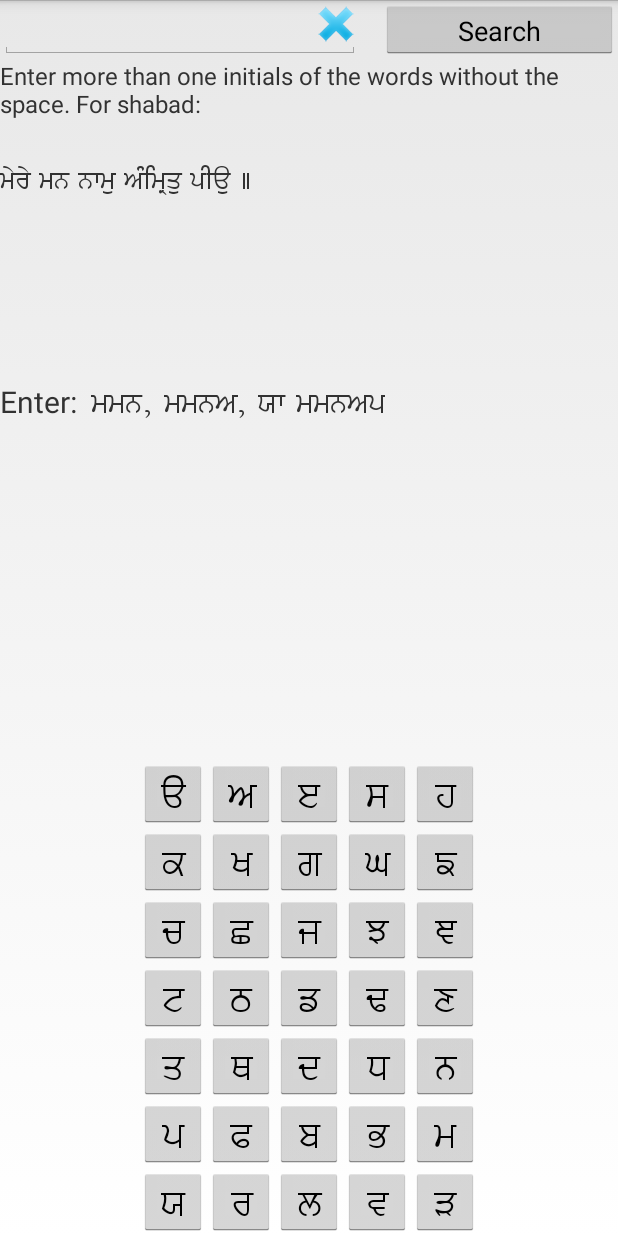
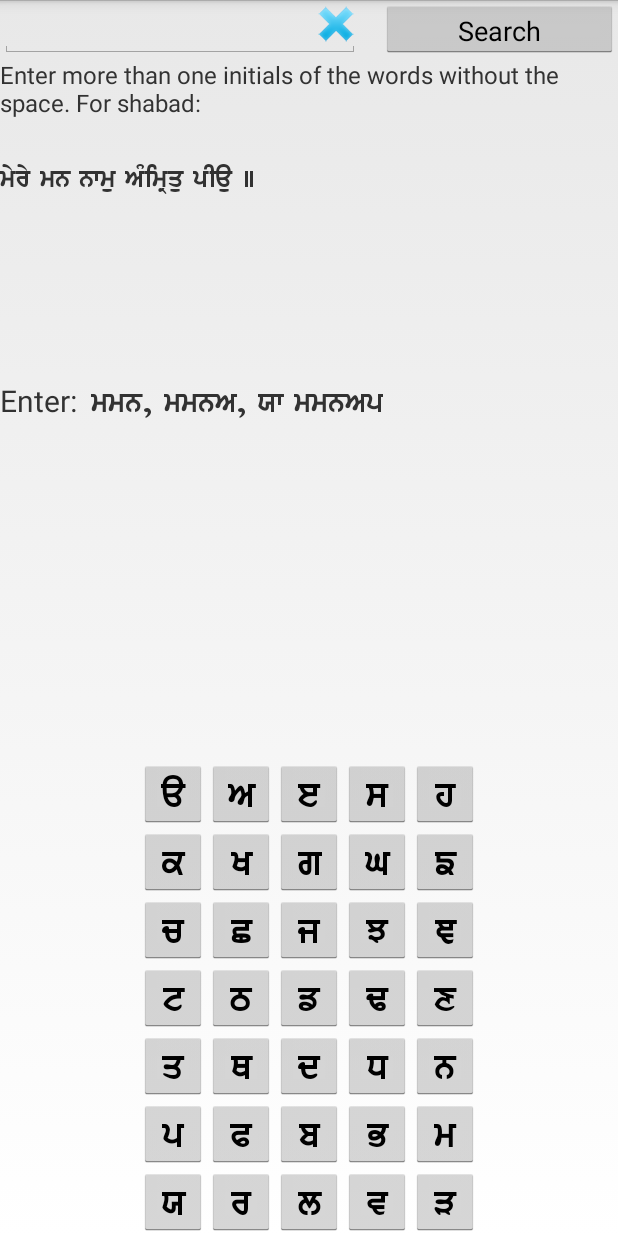
Before and after one commit to ivesingh93/Gurbani-Ujagar, an Android app: the ShabadActivity screen opened directly, with no data from a screen before it, on a phone screen of 412 x 824 dp. Run offline under Robolectric (Android 15) with nearby library versions, the phone set to English and light mode, and no system bars; libraries missing offline, so code that uses them is left out: com.icshqtcqgrphsd.

Commit message:
Few changes

```diff
--- a/gurbaniUjagar/src/main/java/gurbani/ujagar/Shabad.java
+++ b/gurbaniUjagar/src/main/java/gurbani/ujagar/Shabad.java
@@ -44,7 +44,7 @@ public class Shabad extends ListActivity {
         public MyCustomAdapter(Context context, int textViewResourceId, ArrayList<String> arr) {
 
             super(context, textViewResourceId, arr);
-            font = Typeface.createFromAsset(getAssets(), "fonts/GURAKHAR.TTF");
+            font = Typeface.createFromAsset(getAssets(), "fonts/gurbaniwebthick.ttf");
         }
 
         @Override
--- a/gurbaniUjagar/src/main/java/gurbani/ujagar/ShabadActivity.java
+++ b/gurbaniUjagar/src/main/java/gurbani/ujagar/ShabadActivity.java
@@ -94,7 +94,7 @@ public class ShabadActivity extends SlidingFragmentActivity {
 		keyword = (TextView) findViewById(R.id.keyword);
 		arr = new ArrayList<String>();
 
-		Typeface face = Typeface.createFromAsset(getAssets(),"fonts/GURAKHAR.TTF");
+		Typeface face = Typeface.createFromAsset(getAssets(),"fonts/gurbaniwebthick.ttf");
 		shabad.setTypeface(face);
 		text_shabad.setTypeface(face);
 		keyword.setTypeface(face);
--- a/gurbaniUjagar/src/main/java/gurbani/ujagar/ShabadView.java
+++ b/gurbaniUjagar/src/main/java/gurbani/ujagar/ShabadView.java
@@ -197,6 +197,7 @@ public class ShabadView extends SlidingFragmentActivity {
                     mLine = reader.readLine();
                 }
             } catch (IOException e) {
+
             }
 
 
```
Also changed, not shown: gurbaniUjagar/src/main/assets/fonts/Prabhki.ttf (added), gurbaniUjagar/src/main/assets/fonts/gurbaniwebthick.ttf (added), 5 other files.
